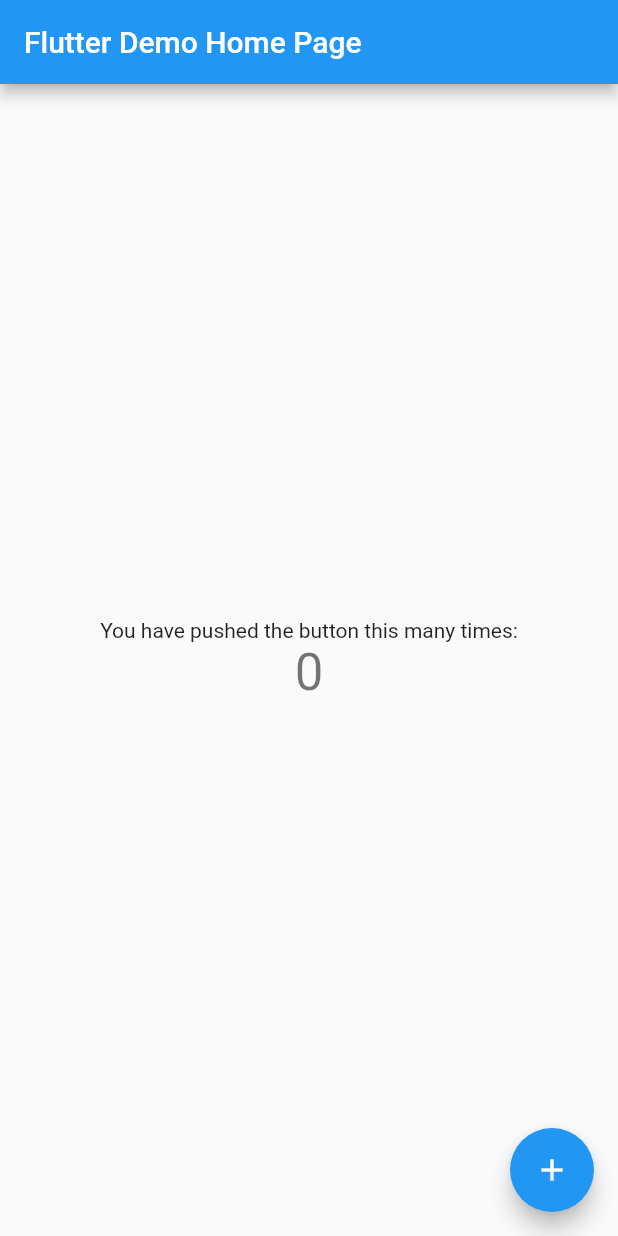
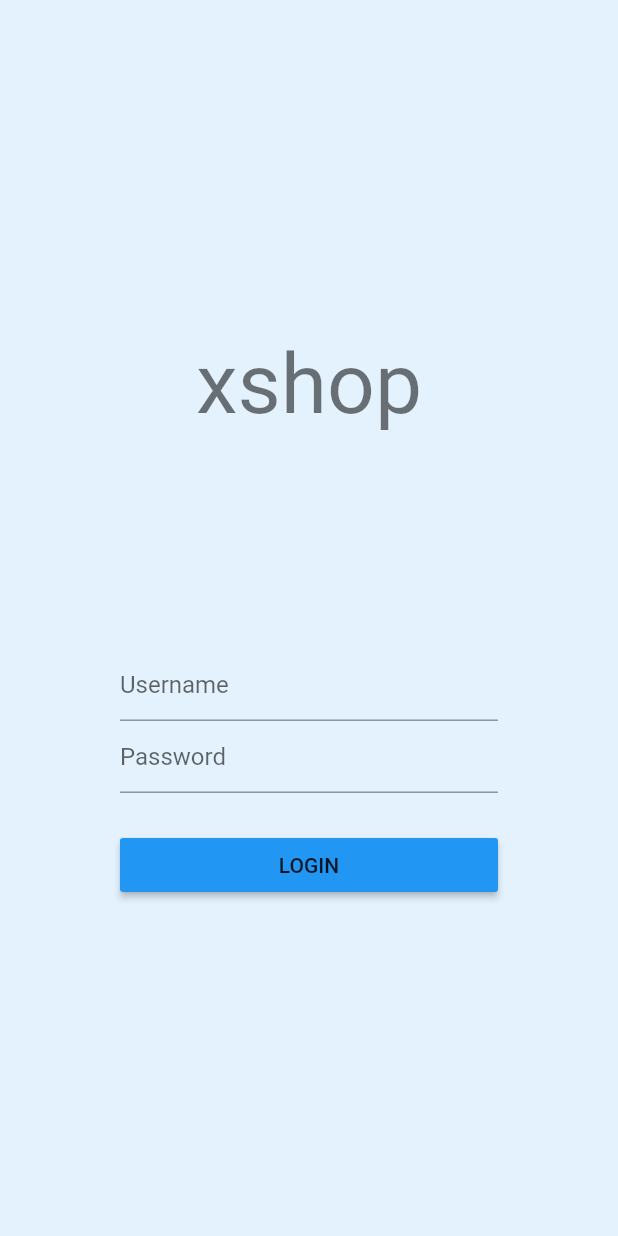
Before and after one commit to egypt-shops/xshop_mobile, a Flutter app: the screen it shows after launch, on a phone screen of 412 x 824 dp. Run offline on Flutter 3.47's test engine with Material 2 defaults, Android fonts, the phone set to English and light mode, and no system bars.

Commit message:
Project structure and Login Screen (#8)
* app strcture & login screen

* fix test failing

* Update widget_test.dart

* Update widget_test.dart

* trying to pass tests

Co-authored-by: Ahmed Shahwan <ahmed@shahwan.me>

```diff
--- a/lib/main.dart
+++ b/lib/main.dart
@@ -1,4 +1,6 @@
 import 'package:flutter/material.dart';
+import 'screens/login/login.dart';
+import './screens/home/home.dart';
 
 void main() {
   runApp(MyApp());
@@ -9,109 +11,16 @@ class MyApp extends StatelessWidget {
   @override
   Widget build(BuildContext context) {
     return MaterialApp(
-      title: 'Flutter Demo',
+      title: 'xshop',
       theme: ThemeData(
-        // This is the theme of your application.
-        //
-        // Try running your application with "flutter run". You'll see the
-        // application has a blue toolbar. Then, without quitting the app, try
-        // changing the primarySwatch below to Colors.green and then invoke
-        // "hot reload" (press "r" in the console where you ran "flutter run",
-        // or simply save your changes to "hot reload" in a Flutter IDE).
-        // Notice that the counter didn't reset back to zero; the application
-        // is not restarted.
         primarySwatch: Colors.blue,
-        // This makes the visual density adapt to the platform that you run
-        // the app on. For desktop platforms, the controls will be smaller and
-        // closer together (more dense) than on mobile platforms.
         visualDensity: VisualDensity.adaptivePlatformDensity,
       ),
-      home: MyHomePage(title: 'Flutter Demo Home Page'),
+      initialRoute: '/',
+      routes: {
+        '/': (context) => Login(),
+        '/home': (context) => Home(),
+      },
     );
   }
 }
-
-class MyHomePage extends StatefulWidget {
-  MyHomePage({Key key, this.title}) : super(key: key);
-
-  // This widget is the home page of your application. It is stateful, meaning
-  // that it has a State object (defined below) that contains fields that affect
-  // how it looks.
-
-  // This class is the configuration for the state. It holds the values (in this
-  // case the title) provided by the parent (in this case the App widget) and
-  // used by the build method of the State. Fields in a Widget subclass are
-  // always marked "final".
-
-  final String title;
-
-  @override
-  _MyHomePageState createState() => _MyHomePageState();
-}
-
-class _MyHomePageState extends State<MyHomePage> {
-  int _counter = 0;
-
-  void _incrementCounter() {
-    setState(() {
-      // This call to setState tells the Flutter framework that something has
-      // changed in this State, which causes it to rerun the build method below
-      // so that the display can reflect the updated values. If we changed
-      // _counter without calling setState(), then the build method would not be
-      // called again, and so nothing would appear to happen.
-      _counter++;
-    });
-  }
-
-  @override
-  Widget build(BuildContext context) {
-    // This method is rerun every time setState is called, for instance as done
-    // by the _incrementCounter method above.
-    //
-    // The Flutter framework has been optimized to make rerunning build methods
-    // fast, so that you can just rebuild anything that needs updating rather
-    // than having to individually change instances of widgets.
-    return Scaffold(
-      appBar: AppBar(
-        // Here we take the value from the MyHomePage object that was created by
-        // the App.build method, and use it to set our appbar title.
-        title: Text(widget.title),
-      ),
-      body: Center(
-        // Center is a layout widget. It takes a single child and positions it
-        // in the middle of the parent.
-        child: Column(
-          // Column is also a layout widget. It takes a list of children and
-          // arranges them vertically. By default, it sizes itself to fit its
-          // children horizontally, and tries to be as tall as its parent.
-          //
-          // Invoke "debug painting" (press "p" in the console, choose the
-          // "Toggle Debug Paint" action from the Flutter Inspector in Android
-          // Studio, or the "Toggle Debug Paint" command in Visual Studio Code)
-          // to see the wireframe for each widget.
-          //
-          // Column has various properties to control how it sizes itself and
-          // how it positions its children. Here we use mainAxisAlignment to
-          // center the children vertically; the main axis here is the vertical
-          // axis because Columns are vertical (the cross axis would be
-          // horizontal).
-          mainAxisAlignment: MainAxisAlignment.center,
-          children: <Widget>[
-            Text(
-              'You have pushed the button this many times:',
-            ),
-            Text(
-              '$_counter',
-              style: Theme.of(context).textTheme.headline4,
-            ),
-          ],
-        ),
-      ),
-      floatingActionButton: FloatingActionButton(
-        onPressed: _incrementCounter,
-        tooltip: 'Increment',
-        child: Icon(Icons.add),
-      ), // This trailing comma makes auto-formatting nicer for build methods.
-    );
-  }
-}
--- /dev/null
+++ b/lib/screens/home/home.dart
@@ -0,0 +1,21 @@
+import 'package:flutter/material.dart';
+
+class Home extends StatelessWidget {
+  @override
+  Widget build(BuildContext context) {
+    return MaterialApp(
+        home: Center(
+      child:
+          Column(mainAxisAlignment: MainAxisAlignment.spaceEvenly, children: [
+        Text("login successfully",
+            style: Theme.of(context).textTheme.headline4),
+        RaisedButton(
+            color: Colors.blue,
+            child: Text('LOGOUT'),
+            onPressed: () {
+              Navigator.pushReplacementNamed(context, '/');
+            })
+      ]),
+    ));
+  }
+}
--- /dev/null
+++ b/lib/screens/login/components/login_screen.dart
@@ -0,0 +1,47 @@
+import 'package:flutter/material.dart';
+import 'package:http/http.dart' as http;
+
+class LoginScreen extends StatelessWidget {
+  @override
+  Widget build(BuildContext context) {
+    return Container(
+        padding: EdgeInsets.all(80.0),
+        color: Colors.blue[50],
+        child: Column(
+          mainAxisAlignment: MainAxisAlignment.spaceEvenly,
+          children: [
+            Text(
+              'xshop',
+              style: Theme.of(context).textTheme.headline2,
+            ),
+            Column(crossAxisAlignment: CrossAxisAlignment.stretch, children: [
+              TextFormField(
+                decoration: InputDecoration(
+                  hintText: 'Username',
+                ),
+              ),
+              TextFormField(
+                decoration: InputDecoration(
+                  hintText: 'Password',
+                ),
+                obscureText: true,
+              ),
+              SizedBox(
+                height: 24,
+              ),
+              RaisedButton(
+                color: Colors.blue[500],
+                child: Text('LOGIN'),
+                onPressed: () {
+                  Navigator.pushReplacementNamed(context, '/home');
+                },
+              )
+            ])
+          ],
+        ));
+  }
+}
+
+Future<http.Response> fetchAlbum() {
+  return http.get('https://jsonplaceholder.typicode.com/albums/1');
+}
--- /dev/null
+++ b/lib/screens/login/login.dart
@@ -0,0 +1,12 @@
+import 'package:flutter/material.dart';
+import './components/login_screen.dart';
+
+class Login extends StatelessWidget {
+  @override
+  Widget build(BuildContext context) {
+    return Scaffold(
+        body: Center(
+      child: LoginScreen(),
+    ));
+  }
+}
--- a/pubspec.yaml
+++ b/pubspec.yaml
@@ -21,6 +21,7 @@ environment:
   sdk: ">=2.7.0 <3.0.0"
 
 dependencies:
+  http: ^0.12.2
   flutter:
     sdk: flutter
 
```
Also changed, not shown: pubspec.lock, 3 other files.
